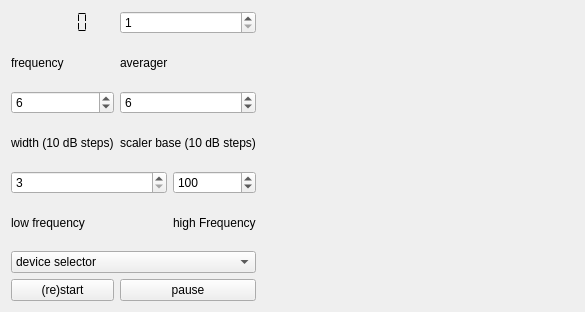
Qt form scopewidget.ui (JvanKatwijk/panoramaviewer) before a commit.
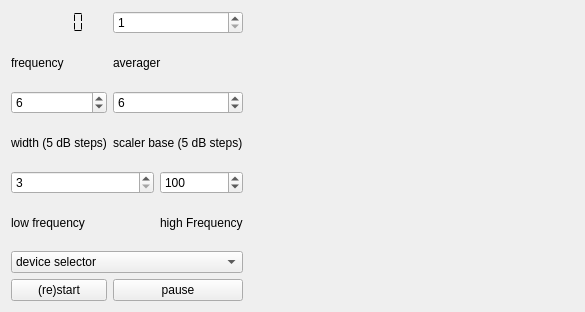
The same form after that commit. Custom widgets are drawn as their Qt base class.

The edit to the form file:
```diff
--- a/scopewidget.ui
+++ b/scopewidget.ui
@@ -62,7 +62,7 @@
         <string>&lt;html&gt;&lt;head/&gt;&lt;body&gt;&lt;p&gt;While the default setting for the Y-axis of the display is from -xx .. 0, setting this spinbox to 2 will shorten the Y-axis (after a restart) to -xx .. -20, and setting the spinbox to 3 to -xx .. -40&lt;/p&gt;&lt;/body&gt;&lt;/html&gt;</string>
        </property>
        <property name="maximum">
-        <number>14</number>
+        <number>28</number>
        </property>
        <property name="value">
         <number>6</number>
@@ -75,7 +75,7 @@
         <number>1</number>
        </property>
        <property name="maximum">
-        <number>14</number>
+        <number>28</number>
        </property>
        <property name="value">
         <number>6</number>
@@ -85,14 +85,14 @@
      <item row="3" column="0">
       <widget class="QLabel" name="label">
        <property name="text">
-        <string>width (10 dB steps)</string>
+        <string>width (5 dB steps)</string>
        </property>
       </widget>
      </item>
      <item row="3" column="1" colspan="2">
       <widget class="QLabel" name="label_6">
        <property name="text">
-        <string>scaler base (10 dB steps)</string>
+        <string>scaler base (5 dB steps)</string>
        </property>
       </widget>
      </item>
```
Left out of the diff: 5 changed lines with no effect on the pictures.
